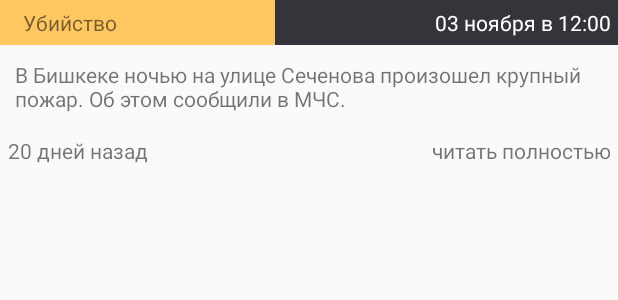
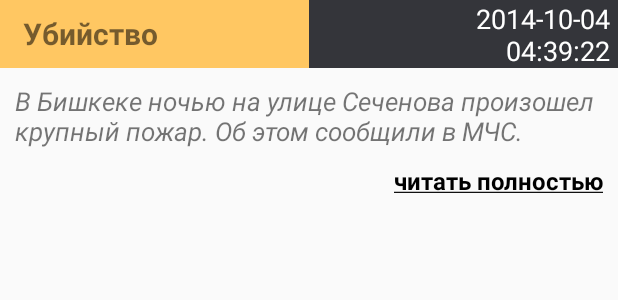
Before and after one commit to erzhtor/crime-report, an Android app: the layout item_crime.xml on its own in the app's theme, with its tools: preview values and no code run, on a phone screen of 412 x 824 dp. Shown: the top 300 px of the screen. Run offline under Robolectric (Android 15) with nearby library versions, the phone set to English and light mode, and no system bars.

Commit message:
crime details activity design implemented

```diff
--- a/app/build.gradle
+++ b/app/build.gradle
@@ -22,5 +22,5 @@ android {
 dependencies {
     compile fileTree(dir: 'libs', include: ['*.jar'])
     compile 'com.android.support:appcompat-v7:20.0.0'
-    compile 'com.google.android.gms:play-services:6.1.11'
+    compile 'com.google.android.gms:play-services:6.1.71'
 }
--- a/app/src/main/java/com/erzhan/crimereport/API/MyJsonParser.java
+++ b/app/src/main/java/com/erzhan/crimereport/API/MyJsonParser.java
@@ -22,7 +22,7 @@ public class MyJsonParser {
 
         return list;
     }
-    private static Crime getCrime(JSONObject json) throws JSONException {
+    public static Crime getCrime(JSONObject json) throws JSONException {
         Crime crime = new Crime();
 
         crime.setId(json.getInt(Constants.CRIME_ID));
--- /dev/null
+++ b/app/src/main/res/drawable/selector_read_more.xml
@@ -0,0 +1,9 @@
+<?xml version="1.0" encoding="utf-8"?>
+<selector  xmlns:android="http://schemas.android.com/apk/res/android" >
+    <!--<item android:state_pressed="true"-->
+        <!--android:drawable="@android:color/white"></item>-->
+    <!--<item android:drawable="@android:color/darker_gray"></item>-->
+    <item android:state_pressed="true"
+        android:color="#0000ff"/> <!-- pressed -->
+    <item android:color="#000000"/> <!-- default -->
+</selector>
--- a/app/src/main/res/layout/item_crime.xml
+++ b/app/src/main/res/layout/item_crime.xml
@@ -3,66 +3,29 @@
     android:layout_width="match_parent"
     android:layout_height="match_parent"
     android:orientation="vertical">
-    <LinearLayout
-        android:layout_width="match_parent"
-        android:layout_height="30dp"
-        android:orientation="horizontal"
-        >
-        <TextView
-            android:layout_width="wrap_content"
-            android:layout_height="match_parent"
-            android:layout_weight="1"
-            android:gravity="center_vertical"
-            android:paddingLeft="15dp"
-            android:paddingRight="0dip"
-            android:background="@color/category_color"
-            android:text="Убийство"
-            android:id="@+id/category"
-            />
-        <TextView
-            android:layout_width="wrap_content"
-            android:layout_height="match_parent"
-            android:layout_weight="1"
-            android:paddingLeft="0dip"
-            android:paddingRight="5dp"
-            android:gravity="center_vertical|end"
-            android:textColor="@color/white_color"
-            android:background="@color/date_time_color"
-            android:text="03 ноября в 12:00"
-            android:id="@+id/date_and_time"
-            />
-        </LinearLayout>
+    <include layout="@layout/row_crime_and_date_time"></include>
         <TextView
             android:layout_width="match_parent"
             android:layout_height="wrap_content"
             android:text="В Бишкеке ночью на улице Сеченова произошел крупный пожар. Об этом сообщили в МЧС."
             android:padding="10dp"
             android:id="@+id/desciption"
-            />
-    <LinearLayout
-        android:layout_width="match_parent"
-        android:layout_height="30dp"
-        android:orientation="horizontal"
-        >
-        <TextView
-            android:layout_width="wrap_content"
-            android:layout_height="match_parent"
-            android:layout_weight="1"
-            android:gravity="center_vertical"
-            android:paddingLeft="5dp"
-            android:paddingRight="0dip"
-            android:text="20 дней назад"
-            android:id="@+id/time_ago"
+            android:textSize="@dimen/text_description_size"
+            android:textStyle="italic"
             />
         <TextView
-            android:layout_width="wrap_content"
-            android:layout_height="match_parent"
-            android:layout_weight="1"
-            android:paddingLeft="0dip"
-            android:paddingRight="5dp"
+            android:id="@+id/read_more"
+            android:textSize="@dimen/text_read_more_size"
+            android:layout_width="match_parent"
+            android:layout_height="wrap_content"
+            android:text="@string/read_more"
+            android:textColor="@drawable/selector_read_more"
             android:gravity="center_vertical|end"
-            android:text="читать полностью"
-            android:id="@+id/read_more"
+            android:textStyle="bold"
+            android:selectAllOnFocus="true"
+            android:linksClickable="true"
+            android:autoLink="all"
+            android:paddingLeft="10dp"
+            android:paddingRight="10dp"
             />
-    </LinearLayout>
 </LinearLayout>
--- /dev/null
+++ b/app/src/main/res/layout/row_crime_and_date_time.xml
@@ -0,0 +1,33 @@
+<?xml version="1.0" encoding="utf-8"?>
+    <LinearLayout xmlns:android="http://schemas.android.com/apk/res/android"
+android:layout_width="match_parent"
+android:layout_height="@dimen/row_category_and_date_size"
+android:orientation="horizontal"
+    >
+<TextView
+    android:layout_width="match_parent"
+    android:layout_height="match_parent"
+    android:layout_weight="1"
+    android:gravity="center_vertical"
+    android:paddingLeft="15dp"
+    android:paddingRight="0dip"
+    android:background="@color/category_color"
+    android:text="Убийство"
+    android:id="@+id/category"
+    android:textStyle="bold"
+    android:textSize="@dimen/text_category_size"
+    />
+<TextView
+    android:layout_width="match_parent"
+    android:layout_height="match_parent"
+    android:layout_weight="1"
+    android:paddingLeft="0dip"
+    android:paddingRight="5dp"
+    android:gravity="center_vertical|end"
+    android:textColor="@color/white_color"
+    android:background="@color/date_time_color"
+    android:text="2014-10-04\n04:39:22"
+    android:id="@+id/date_and_time"
+    android:textSize="@dimen/text_date_and_time"
+    />
+</LinearLayout>
--- a/app/src/main/res/values/dimens.xml
+++ b/app/src/main/res/values/dimens.xml
@@ -2,4 +2,19 @@
     <!-- Default screen margins, per the Android Design guidelines. -->
     <dimen name="activity_horizontal_margin">16dp</dimen>
     <dimen name="activity_vertical_margin">16dp</dimen>
+
+    <dimen name="row_category_and_date_size">45dp</dimen>
+    <dimen name="text_category_size">20dp</dimen>
+    <dimen name="text_date_and_time">18dp</dimen>
+    <dimen name="text_description_size">17dp</dimen>
+    <dimen name="text_read_more_size">16dp</dimen>
+    <dimen name="text_police_report_size">15dp</dimen>
+    <dimen name="text_comments_text_size">18dp</dimen>
+    <dimen name="text_comment_size">20dp</dimen>
+    <dimen name="text_commentor_name_text_size">15dp</dimen>
+    <dimen name="text_commentor_name_size">16dp</dimen>
+    <!--<dimen name="name">0dp</dimen>-->
+    <!--<dimen name="name">0dp</dimen>-->
+    <!--<dimen name="name">0dp</dimen>-->
+
 </resources>
```
Also changed, not shown: app/src/main/AndroidManifest.xml (+6 -4 lines), app/src/main/java/com/erzhan/crimereport/API/Constants.java (+37 -2 lines), app/src/main/java/com/erzhan/crimereport/API/MyAsyncTask.java (+9 -3 lines), app/src/main/java/com/erzhan/crimereport/API/MyConnection.java (+15 -6 lines), app/src/main/java/com/erzhan/crimereport/activities/ActivityCrime.java (added, +72 -0 lines), app/src/main/java/com/erzhan/crimereport/activities/MainActivity.java (+55 -4 lines), app/src/main/java/com/erzhan/crimereport/adapters/AdapterCrimes.java (+22 -6 lines), app/src/main/res/layout/activity_crime.xml (added, +53 -0 lines), app/src/main/res/layout/item_comment.xml (added, +47 -0 lines), app/src/main/res/menu/activity_crime.xml (added, +9 -0 lines), app/src/main/res/menu/main.xml (+6 -2 lines), app/src/main/res/values/strings.xml (+24 -6 lines), 1 other file.
